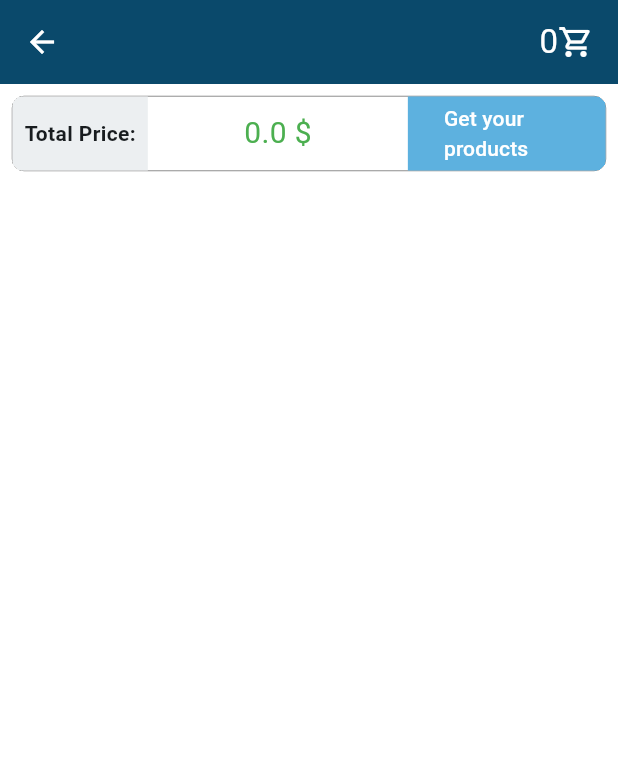
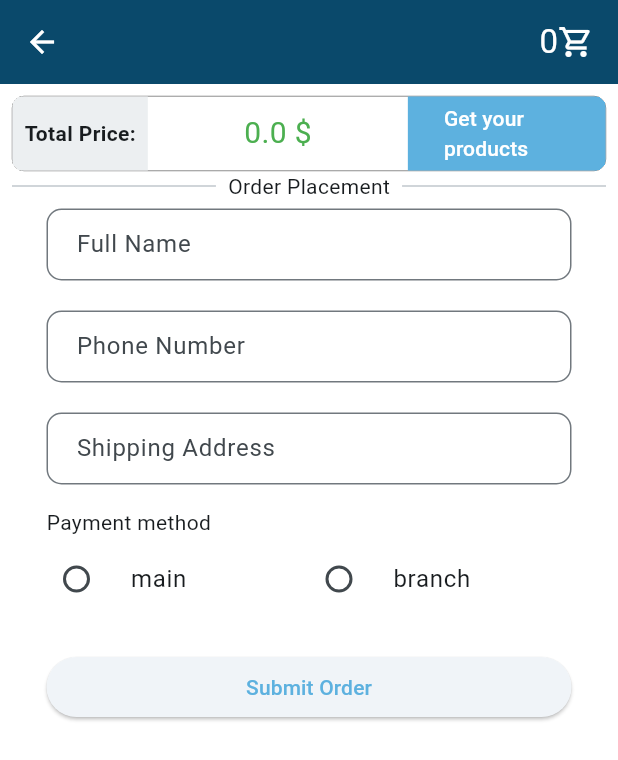
Before and after one commit to montheralmalek/shopping, a Flutter app: the HomeScreen screen opened by its route, after a tap on the "shopping cart" icon, on a phone screen of 412 x 824 dp. Shown: the top 760 px of the screen. Run offline on Flutter 3.47's test engine with Material 3 defaults, Android fonts, the phone set to English and light mode, and no system bars; our stand-ins replace dio, gap, get, hive, hive_flutter, modal_progress_hud_nsn and 1 more; accounts and stored records are empty; network calls fail; Roboto replaces fonts that are missing (Cairo).

Commit message:
chekout form ,permissions on add to cart button

```diff
--- a/lib/controllers/cart_controller.dart
+++ b/lib/controllers/cart_controller.dart
@@ -1,14 +1,19 @@
 import 'package:get/get.dart';
 import 'package:hive/hive.dart';
 import 'package:shopping/core/constants/constant.dart';
+import 'package:shopping/core/services/app_service.dart';
+import 'package:shopping/core/services/auth_service.dart';
 import 'package:shopping/core/services/cart_service.dart';
 import 'package:shopping/data/models/cart_model.dart';
+import 'package:shopping/data/models/product_model.dart';
+import 'package:shopping/view/screens/login_screen.dart';
 
 abstract class CartController extends GetxController {
   Future<List<CartModel>> getCarts();
   Future<void> setCartList();
   double getTotalPrice();
   void goToCartScreen();
+  void addToCart(ProductModel product);
 }
 
 class CartControllerImp extends CartController {
@@ -17,10 +22,12 @@ class CartControllerImp extends CartController {
   bool isOnLoading = true;
   List<CartModel> cartsList = [];
   double _totalPrice = 0.0;
+  late AuthServiceImp _authService;
 
   @override
   void onInit() async {
     _cartService = Get.find();
+    _authService = Get.find();
     await setCartList();
     super.onInit();
   }
@@ -61,4 +68,12 @@ class CartControllerImp extends CartController {
   double getTotalPrice() {
     return _totalPrice;
   }
+
+  @override
+  void addToCart(ProductModel product) {
+    if (_authService.isLogedIn) {
+    } else {
+      Get.toNamed(LoginScreen.id);
+    }
+  }
 }
--- a/lib/controllers/product_conntroller.dart
+++ b/lib/controllers/product_conntroller.dart
@@ -1,9 +1,13 @@
 import 'package:get/get.dart';
 import 'package:hive/hive.dart';
 import 'package:shopping/core/constants/constant.dart';
+import 'package:shopping/core/services/app_service.dart';
+import 'package:shopping/core/services/auth_service.dart';
+import 'package:shopping/core/services/cart_service.dart';
 import 'package:shopping/core/services/product_service.dart';
 import 'package:shopping/data/models/product_model.dart';
 import 'package:shopping/view/screens/cart_screen.dart';
+import 'package:shopping/view/screens/login_screen.dart';
 import 'package:shopping/view/screens/product_screen.dart';
 
 abstract class ProductController extends GetxController {
@@ -11,18 +15,23 @@ abstract class ProductController extends GetxController {
   Future<void> setProductList();
   void goToProductScreen(ProductModel product);
   void goToCartScreen();
+  void goToLogInScreen();
 }
 
 class ProductControllerImp extends ProductController {
   final _productBox = Hive.box<ProductModel>(kProduct);
+  late AuthServiceImp _authService;
   late ProductServiceImp _productService;
+
   bool isOnLoading = true;
+  late bool isLogedIn;
   List<ProductModel> productsList = [];
   ProductModel? selectedProduct;
   @override
   void onInit() async {
     _productService = Get.find();
-
+    _authService = Get.find();
+    isLogedIn = _authService.isLogedIn;
     await setProductList();
     super.onInit();
   }
@@ -67,4 +76,9 @@ class ProductControllerImp extends ProductController {
   void goToCartScreen() {
     Get.toNamed(CartScreen.id);
   }
+
+  @override
+  void goToLogInScreen() {
+    Get.toNamed(LoginScreen.id);
+  }
 }
--- a/lib/core/classes/api_request.dart
+++ b/lib/core/classes/api_request.dart
@@ -5,13 +5,8 @@ import 'package:dio/dio.dart';
 class ApiRequest {
   final Dio _dio = Dio();
   Response? _response;
-  Future<Response> get({required String httpUrl, CancelToken? token}) async {
+  Future<Response> get({required String httpUrl}) async {
     try {
-      Map<String, dynamic> headers = {};
-      headers.addAll({'content-Type': 'application/x-www-form-urlencoded'});
-      if (token != null) {
-        headers.addAll({'Authorization': 'Bearer $token'});
-      }
       _response = await _dio.get(httpUrl);
 
       return _response!;
@@ -24,14 +19,8 @@ class ApiRequest {
     }
   }
 
-  Future<Response> post(
-      {required String url, required FormData data, CancelToken? token}) async {
+  Future<Response> post({required String url, required Object data}) async {
     try {
-      Map<String, dynamic> headers = {};
-      headers.addAll({'content-Type': 'application/x-www-form-urlencoded'});
-      if (token != null) {
-        headers.addAll({'Authorization': 'Bearer $token'});
-      }
       _response = await _dio.post(url, data: data);
       return _response!;
     } on DioException catch (e) {
--- a/lib/core/services/app_service.dart
+++ b/lib/core/services/app_service.dart
@@ -3,7 +3,7 @@ import 'package:hive_flutter/hive_flutter.dart';
 import 'package:shared_preferences/shared_preferences.dart';
 import 'package:shopping/core/constants/constant.dart';
 import 'package:shopping/core/services/cart_service.dart';
-import 'package:shopping/core/services/login_service.dart';
+import 'package:shopping/core/services/auth_service.dart';
 import 'package:shopping/core/services/product_service.dart';
 import 'package:shopping/data/models/cart_model.dart';
 import 'package:shopping/data/models/cart_product_model.dart';
@@ -32,5 +32,5 @@ initialServices() async {
   await Get.putAsync(() => AppService().init());
   Get.put(ProductServiceImp());
   Get.put(CartServiceImp());
-  Get.put(LoginServiceImp());
+  Get.put(AuthServiceImp());
 }
--- /dev/null
+++ b/lib/core/services/auth_service.dart
@@ -0,0 +1,43 @@
+import 'package:get/get.dart ';
+import 'package:shopping/core/classes/api_request.dart';
+import 'package:shopping/core/services/app_service.dart';
+import 'package:shopping/data/models/login_model.dart';
+
+abstract class AuthService extends GetxService {
+  Future<String> login(LoginModel loginModel);
+  String? getToken();
+}
+
+class AuthServiceImp extends AuthService {
+  final AppService _appService = Get.find();
+
+  @override
+  Future<String> login(LoginModel loginModel) async {
+    const String baseUrl = 'https://fakestoreapi.com/auth/login';
+    try {
+      var body = loginModel.toJson();
+
+      var response = await ApiRequest().post(url: baseUrl, data: body);
+      var token = response.data['token'];
+      _setToken(token);
+      return token;
+    } catch (e) {
+      throw Exception(e);
+    }
+  }
+
+  Future<void> _setToken(String token) async {
+    await _appService.sharedPreferences.setString('token', token);
+  }
+
+  @override
+  String? getToken() {
+    final token = _appService.sharedPreferences.getString('token');
+    return token;
+  }
+
+  bool get isLogedIn {
+    final token = _appService.sharedPreferences.getString('token');
+    return token != null;
+  }
+}
--- a/lib/main.dart
+++ b/lib/main.dart
@@ -13,7 +13,6 @@ void main() async {
 class MyApp extends StatelessWidget {
   const MyApp({super.key});
 
-  // This widget is the root of your application.
   @override
   Widget build(BuildContext context) {
     return GetMaterialApp(
--- a/lib/view/screens/cart_screen.dart
+++ b/lib/view/screens/cart_screen.dart
@@ -1,8 +1,10 @@
 import 'package:flutter/material.dart';
-import 'package:flutter/widgets.dart';
-import 'package:get/get.dart%20';
+import 'package:get/get.dart';
 import 'package:shopping/controllers/cart_controller.dart';
+import 'package:shopping/view/widgets/checkout_form_widgiet.dart';
+import 'package:shopping/view/widgets/horzontal_divider_titled.dart';
 
+import '../widgets/carts_builder_widget.dart';
 import '../widgets/total_price_widget.dart';
 
 class CartScreen extends StatelessWidget {
@@ -11,7 +13,6 @@ class CartScreen extends StatelessWidget {
 
   @override
   Widget build(BuildContext context) {
-    Get.put(CartControllerImp());
     return GetBuilder<CartControllerImp>(builder: (controller) {
       return Scaffold(
         appBar: AppBar(
@@ -26,13 +27,15 @@ class CartScreen extends StatelessWidget {
         body: Padding(
           padding: const EdgeInsets.all(8.0),
           child: Column(children: [
-            TotalPriceWidget(),
-            Expanded(
-                child: ListView.builder(
-                    itemCount: controller.cartsList.length,
-                    itemBuilder: (context, index) {
-                      return Text('$index');
-                    }))
+            const TotalPriceWidget(),
+            SingleChildScrollView(
+              child: Column(
+                  mainAxisAlignment: MainAxisAlignment.center,
+                  children: [
+                    HorzontalDivdierTitled(text: 'Order Placement'),
+                    CheckoutForm(),
+                  ]),
+            ),
           ]),
         ),
       );
--- a/lib/view/screens/home_screen.dart
+++ b/lib/view/screens/home_screen.dart
@@ -1,5 +1,6 @@
 import 'package:flutter/material.dart';
 import 'package:get/get.dart';
+import 'package:shopping/controllers/cart_controller.dart';
 import 'package:shopping/controllers/product_conntroller.dart';
 import 'package:shopping/view/widgets/item_card.dart';
 
@@ -9,15 +10,20 @@ class HomeScreen extends StatelessWidget {
 
   @override
   Widget build(BuildContext context) {
+    Get.put(CartControllerImp());
     var controller = Get.put(ProductControllerImp());
     return Scaffold(
       appBar: AppBar(
         title: const Text('Shopping App'),
         centerTitle: true,
         actions: [
-          IconButton(
-              onPressed: controller.goToCartScreen,
-              icon: Icon(Icons.shopping_cart_outlined))
+          controller.isLogedIn
+              ? IconButton(
+                  onPressed: controller.goToCartScreen,
+                  icon: const Icon(Icons.shopping_cart_outlined))
+              : TextButton(
+                  onPressed: controller.goToLogInScreen,
+                  child: const Text('Login')),
         ],
       ),
       body: GetBuilder<ProductControllerImp>(builder: (controller) {
--- a/lib/view/widgets/add_to_cart_button.dart
+++ b/lib/view/widgets/add_to_cart_button.dart
@@ -1,7 +1,9 @@
 import 'package:flutter/material.dart';
+import 'package:get/get.dart%20';
+import 'package:shopping/controllers/cart_controller.dart';
 import 'package:shopping/data/models/product_model.dart';
 
-class AddToCartButton extends StatelessWidget {
+class AddToCartButton extends GetView<CartControllerImp> {
   const AddToCartButton({
     super.key,
     required this.product,
@@ -25,7 +27,7 @@ class AddToCartButton extends StatelessWidget {
     return IconButton(
       padding: EdgeInsets.zero,
       icon: const Icon(Icons.add_shopping_cart_outlined),
-      onPressed: () {},
+      onPressed: () => controller.addToCart(product),
     );
   }
 }
--- /dev/null
+++ b/lib/view/widgets/checkout_form_widgiet.dart
@@ -0,0 +1,94 @@
+import 'package:flutter/material.dart';
+import 'package:gap/gap.dart';
+import 'package:shopping/view/widgets/custom_textfield.dart';
+
+class CheckoutForm extends StatelessWidget {
+  const CheckoutForm({super.key});
+
+  @override
+  Widget build(BuildContext context) {
+    return SizedBox(
+      width: 350,
+      child: Form(
+        // key: _formKey,
+        child: Column(
+          crossAxisAlignment: CrossAxisAlignment.start,
+          children: [
+            CustomTextFormField(
+              radius: 10,
+              labeltext: 'Full Name',
+              validator: (value) {
+                if (value == null || value.isEmpty) {
+                  return 'Please enter your full name';
+                }
+                return null;
+              },
+            ),
+            const Gap(10),
+            CustomTextFormField(
+              radius: 10,
+              labeltext: 'Phone Number',
+              validator: (value) {
+                if (value == null || value.isEmpty) {
+                  return 'Please enter your Phone Number';
+                }
+                return null;
+              },
+              inputType: TextInputType.phone,
+            ),
+            const Gap(10),
+            CustomTextFormField(
+              radius: 10,
+              labeltext: 'Shipping Address',
+              validator: (value) {
+                if (value == null || value.isEmpty) {
+                  return 'Please enter Shipping Address';
+                }
+                return null;
+              },
+            ),
+            const Gap(10),
+            const Text('Payment method'),
+            Row(
+              children: [
+                Expanded(
+                  child: RadioListTile(
+                    contentPadding: EdgeInsets.zero,
+                    title: const Text('main'),
+                    value: 'Cash',
+                    groupValue: '', //controller.subjectHierarchy,
+                    onChanged: (v) {}, //controller.onChangeHierarchy
+                  ),
+                ),
+                Expanded(
+                  child: RadioListTile(
+                    contentPadding: EdgeInsets.zero,
+                    title: const Text('branch'),
+                    value: 'Banck',
+                    groupValue: '', //controller.subjectHierarchy,
+                    onChanged: (v) {}, // controller.onChangeHierarchy
+                  ),
+                ),
+              ],
+            ),
+            const Gap(20),
+            Row(
+              children: [
+                Expanded(
+                  child: ElevatedButton(
+                    onPressed: () {
+                      // if (_formKey.currentState!.validate()) {
+                      //   // Process order
+                      // }
+                    },
+                    child: const Text('Submit Order'),
+                  ),
+                ),
+              ],
+            ),
+          ],
+        ),
+      ),
+    );
+  }
+}
--- /dev/null
+++ b/lib/view/widgets/custom_textfield.dart
@@ -0,0 +1,72 @@
+//import 'dart:html';
+
+import 'package:flutter/material.dart';
+
+class CustomTextFormField extends StatelessWidget {
+  const CustomTextFormField({
+    super.key,
+    required this.labeltext,
+    this.hinttext,
+    this.prefixicon,
+    this.suffixicon,
+    this.controller,
+    this.validator,
+    this.onsave,
+    this.onSubmit,
+    this.inputType,
+    this.maxlines = 1,
+    this.initialValue,
+    this.textAlign = TextAlign.start,
+    this.radius = 30,
+    this.filled,
+    this.obscureText = false,
+    this.focusNode,
+  });
+
+  final TextInputType? inputType;
+  final String? hinttext;
+  final String labeltext;
+  final Widget? prefixicon;
+  final Widget? suffixicon;
+  final int? maxlines;
+  final TextEditingController? controller;
+  final String? Function(String?)? validator;
+  final Function(String?)? onsave;
+  final Function(String?)? onSubmit;
+  final String? initialValue;
+  final TextAlign textAlign;
+  final double radius;
+  final bool? filled;
+  final bool obscureText;
+  final FocusNode? focusNode;
+  @override
+  Widget build(BuildContext context) {
+    return Container(
+      margin: const EdgeInsets.symmetric(vertical: 5),
+      child: TextFormField(
+        focusNode: focusNode,
+        textAlign: textAlign,
+        initialValue: initialValue,
+        validator: validator, //
+        onSaved: onsave, //
+        onFieldSubmitted: onSubmit,
+        keyboardType: inputType,
+        controller: controller,
+        maxLines: maxlines,
+        obscureText: obscureText,
+        obscuringCharacter: '*',
+        decoration: InputDecoration(
+          filled: filled,
+          fillColor: Theme.of(context).colorScheme.primary.withOpacity(0.1),
+          contentPadding: const EdgeInsets.symmetric(horizontal: 16),
+          prefixIcon: prefixicon,
+          suffixIcon: suffixicon,
+          border: OutlineInputBorder(
+              borderRadius: BorderRadius.all(Radius.circular(radius))),
+          hintText: hinttext,
+          label: Text(labeltext),
+        ),
+      ),
+    );
+  }
+}
--- /dev/null
+++ b/lib/view/widgets/horzontal_divider_titled.dart
@@ -0,0 +1,50 @@
+import 'package:flutter/material.dart';
+
+class HorzontalDivdierTitled extends StatelessWidget {
+  const HorzontalDivdierTitled(
+      {super.key,
+      required this.text,
+      this.indent,
+      this.endIndent,
+      this.color,
+      this.thickness,
+      this.height});
+  final String text;
+  final double? indent;
+  final double? endIndent;
+  final double? thickness;
+  final double? height;
+  final Color? color;
+
+  @override
+  Widget build(BuildContext context) {
+    return Row(
+      mainAxisAlignment: MainAxisAlignment.center,
+      crossAxisAlignment: CrossAxisAlignment.center,
+      children: [
+        Expanded(
+          child: Divider(
+            indent: indent,
+            endIndent: 8,
+            thickness: thickness,
+            height: height,
+            color: color?.withOpacity(0.6),
+          ),
+        ),
+        Text(
+          text,
+          style: TextStyle(color: color),
+        ),
+        Expanded(
+          child: Divider(
+            indent: 8,
+            endIndent: endIndent,
+            thickness: thickness,
+            height: height,
+            color: color?.withOpacity(0.6),
+          ),
+        ),
+      ],
+    );
+  }
+}
```
Also changed, not shown: lib/controllers/login_controller.dart (+28 -16 lines), lib/core/services/login_service.dart (deleted, +0 -24 lines), lib/view/screens/login_screen.dart (+21 -3 lines), lib/view/widgets/carts_builder_widget.dart (added, +18 -0 lines).
